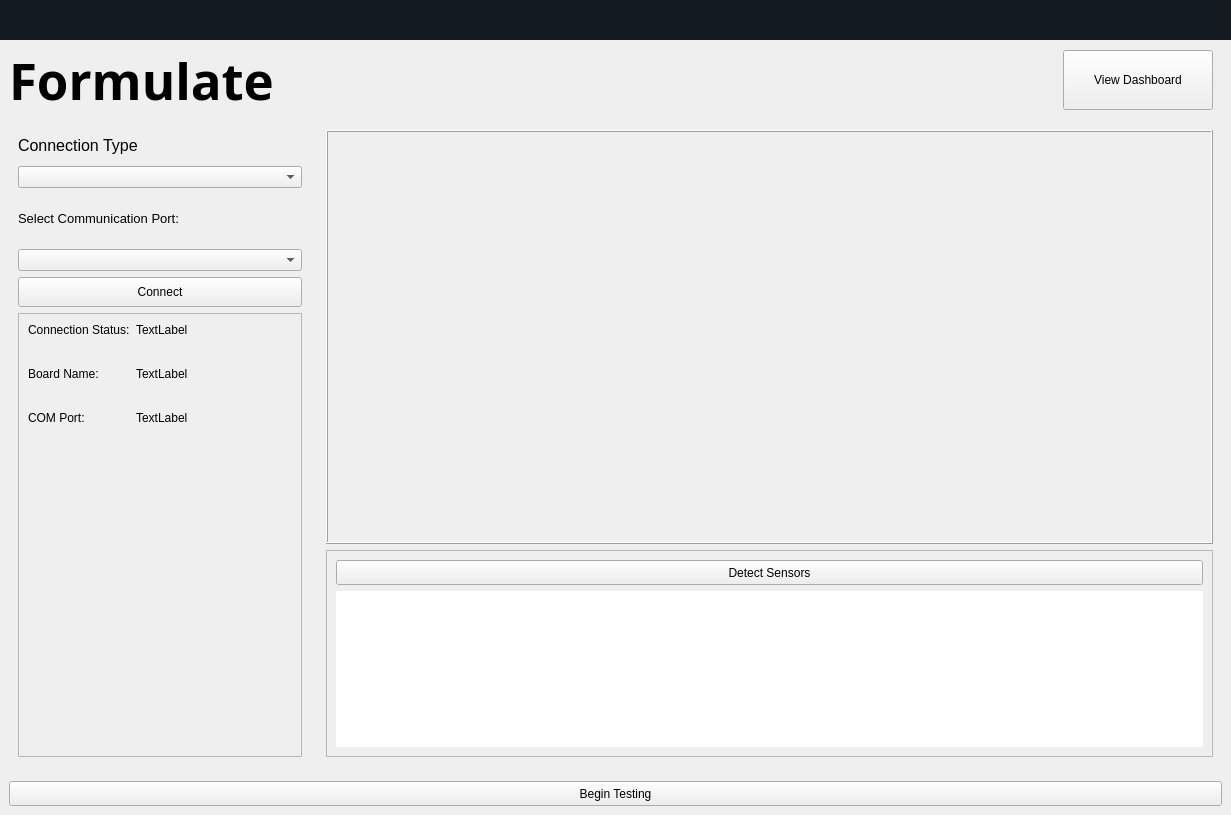
Old version of the form src/Desktop Application/Version2/ui_main.ui in the repository ahmed-nazir/Capstone.
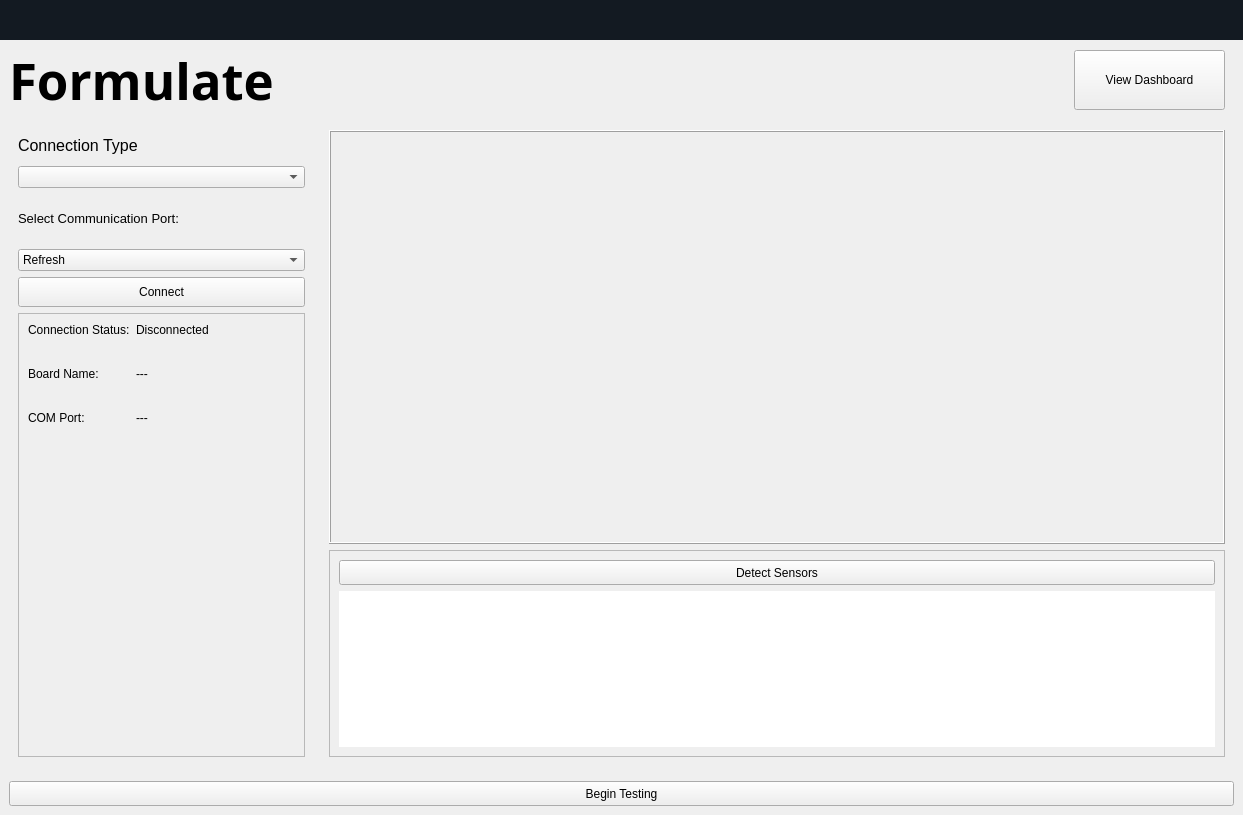
New version of the form. The open tabs and pages were chosen to show the change. Icons and pictures are not drawn.

Commit message:
Added reading data from wifi and wired to GUI
reads and displays data

What changed in the file:
```diff
--- a/src/Desktop Application/Version2/ui_main.ui
+++ b/src/Desktop Application/Version2/ui_main.ui
@@ -6,7 +6,7 @@
    <rect>
     <x>0</x>
     <y>0</y>
-    <width>1231</width>
+    <width>1243</width>
     <height>815</height>
    </rect>
   </property>
@@ -2704,6 +2704,11 @@
                                <height>22</height>
                               </size>
                              </property>
+                             <item>
+                              <property name="text">
+                               <string>Refresh</string>
+                              </property>
+                             </item>
                             </widget>
                            </item>
                            <item>
@@ -2747,7 +2752,7 @@
                               <item row="0" column="1">
                                <widget class="QLabel" name="label_27">
                                 <property name="text">
-                                 <string>TextLabel</string>
+                                 <string>Disconnected</string>
                                 </property>
                                </widget>
                               </item>
@@ -2761,7 +2766,7 @@
                               <item row="1" column="1">
                                <widget class="QLabel" name="label_29">
                                 <property name="text">
-                                 <string>TextLabel</string>
+                                 <string>---</string>
                                 </property>
                                </widget>
                               </item>
@@ -2775,7 +2780,7 @@
                               <item row="2" column="1">
                                <widget class="QLabel" name="label_31">
                                 <property name="text">
-                                 <string>TextLabel</string>
+                                 <string>---</string>
                                 </property>
                                </widget>
                               </item>
@@ -2923,13 +2928,30 @@
                            </widget>
                           </item>
                           <item>
-                           <widget class="QTableView" name="tableView_2">
+                           <widget class="QTableView" name="detected_sensors_table">
+                            <property name="font">
+                             <font>
+                              <pointsize>8</pointsize>
+                             </font>
+                            </property>
                             <property name="frameShape">
                              <enum>QFrame::NoFrame</enum>
                             </property>
                             <property name="frameShadow">
                              <enum>QFrame::Plain</enum>
                             </property>
+                            <attribute name="horizontalHeaderDefaultSectionSize">
+                             <number>100</number>
+                            </attribute>
+                            <attribute name="verticalHeaderVisible">
+                             <bool>false</bool>
+                            </attribute>
+                            <attribute name="verticalHeaderDefaultSectionSize">
+                             <number>30</number>
+                            </attribute>
+                            <attribute name="verticalHeaderHighlightSections">
+                             <bool>false</bool>
+                            </attribute>
                            </widget>
                           </item>
                          </layout>
```
Left out of the diff: 34 changed lines with no effect on the pictures. The commit also changes 5 other files.
